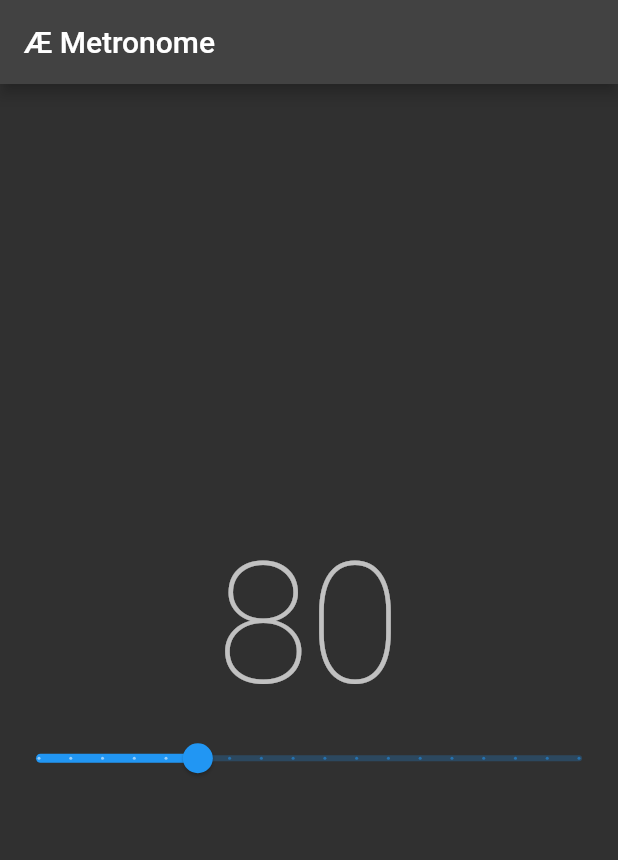
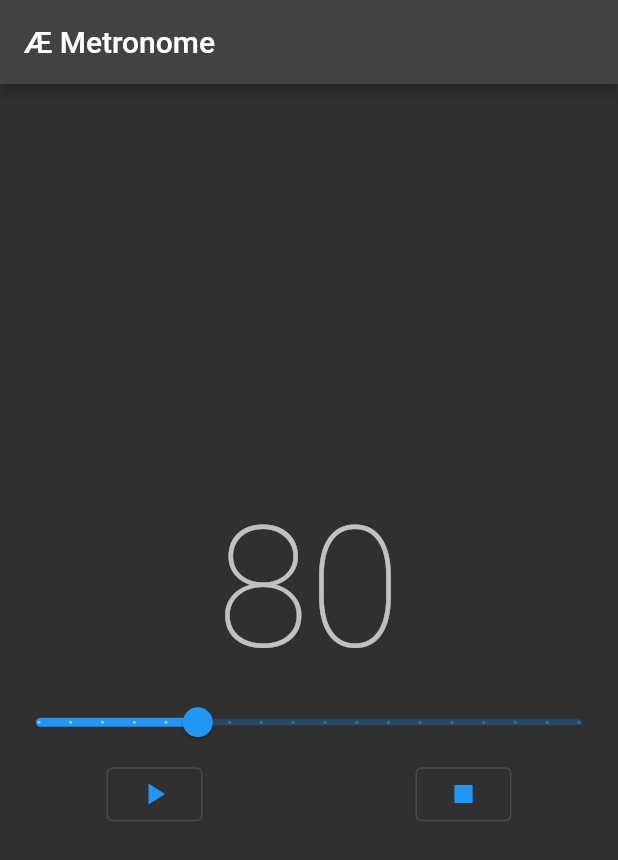
Before and after one commit to brylie/KhronosMetronome, a Flutter app: the screen it shows after launch, on a phone screen of 412 x 824 dp. Shown: the top 860 px of the screen. Run offline on Flutter 3.47's test engine with Material 2 defaults, Android fonts, the phone set to English and light mode, and no system bars.

Commit message:
Add sound toggle buttons

```diff
--- a/app/lib/main.dart
+++ b/app/lib/main.dart
@@ -37,6 +37,7 @@ class MetronomePage extends StatefulWidget {
 
 class _MetronomePageState extends State<MetronomePage> {
   double _tempo = 80;
+  bool _soundEnabled = false;
 
   final double _minimumTempoValue = 30;
   final double _maximumTempoValue = 200;
@@ -53,7 +54,9 @@ class _MetronomePageState extends State<MetronomePage> {
   }
 
   void _handleTimer(Timer timer) {
-    SystemSound.play(SystemSoundType.click);
+    if (_soundEnabled) {
+      SystemSound.play(SystemSoundType.click);
+    }
   }
 
   Timer _scheduleTimer([int milliseconds = 10000]) {
@@ -105,6 +108,31 @@ class _MetronomePageState extends State<MetronomePage> {
                 );
               },
             ),
+            Row(
+              mainAxisAlignment: MainAxisAlignment.spaceAround,
+              children: [
+                OutlinedButton(
+                  onPressed: () {
+                    setState(() {
+                      _soundEnabled = true;
+                    });
+                  },
+                  child: const Icon(
+                    Icons.play_arrow,
+                  ),
+                ),
+                OutlinedButton(
+                  onPressed: () {
+                    setState(() {
+                      _soundEnabled = false;
+                    });
+                  },
+                  child: const Icon(
+                    Icons.stop,
+                  ),
+                ),
+              ],
+            )
           ],
         ),
       ),
```
